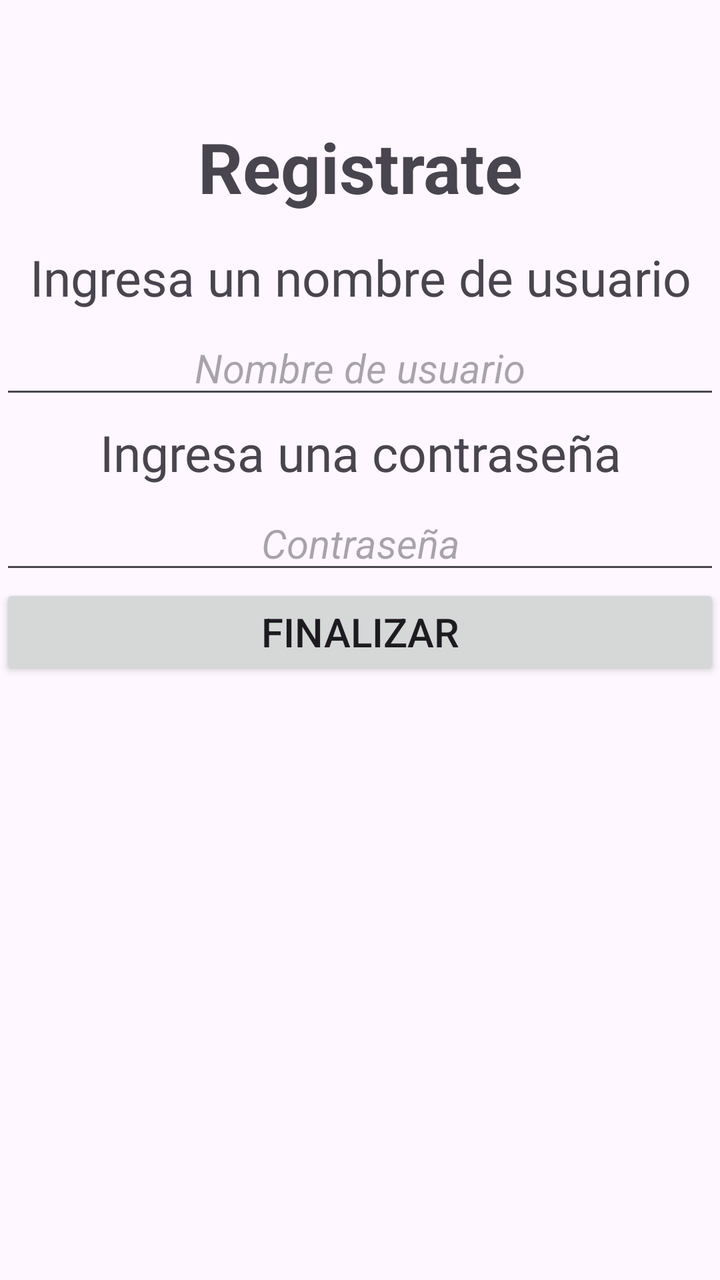
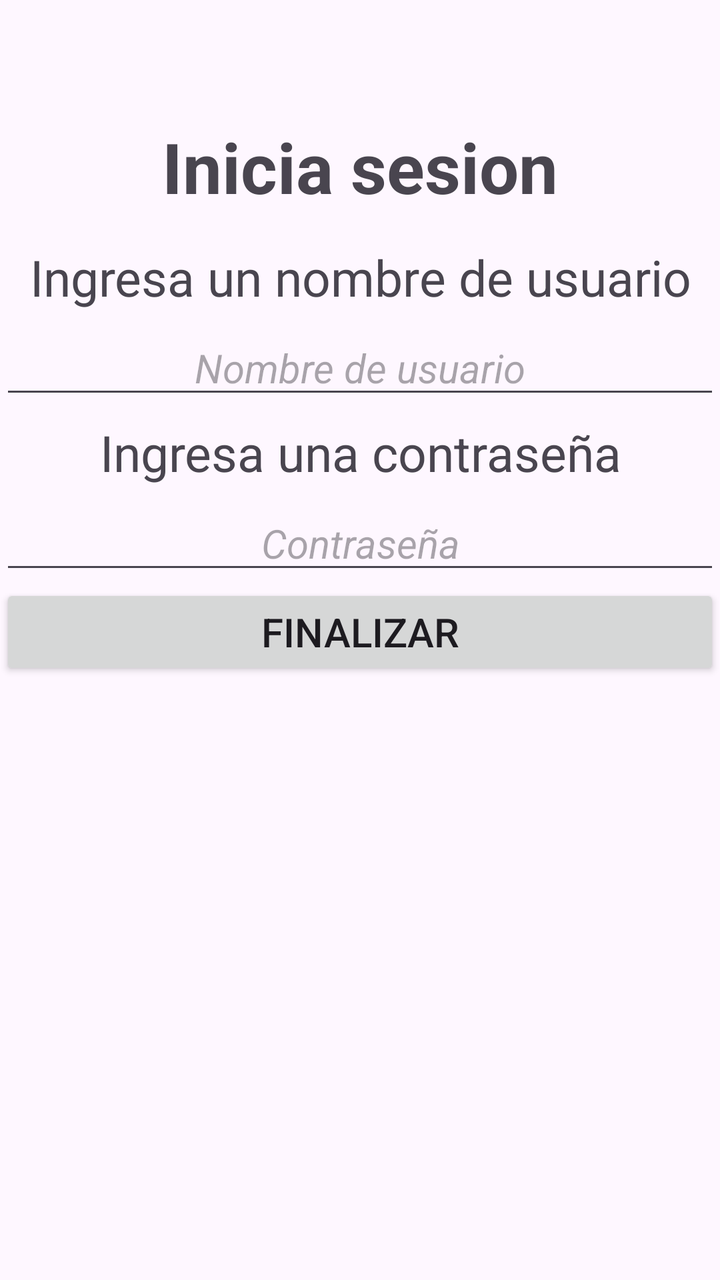

Before-and-after screenshots of an Android layout around one commit, followed by the original layout XML and the change that was made.
<!-- AndroidManifest.xml: application theme Theme.LevelUpDaily -->
<!-- res/layout/activity_login.xml -->
<?xml version="1.0" encoding="utf-8"?>

<androidx.constraintlayout.widget.ConstraintLayout xmlns:android="http://schemas.android.com/apk/res/android"
    android:layout_width="match_parent"
    android:layout_height="match_parent">

    <LinearLayout
        android:layout_width="match_parent"
        android:layout_height="match_parent"
        android:orientation="vertical">
        <Space
            android:layout_width="match_parent"
            android:layout_height="50sp" />

        <TextView
            android:id="@+id/textView"
            android:layout_width="match_parent"
            android:layout_height="wrap_content"
            android:gravity="center"
            android:padding="10sp"
            android:text="Registrate"
            android:textSize="35dp"
            android:textStyle="normal|bold" />

        <TextView
            android:id="@+id/textView2"
            android:layout_width="match_parent"
            android:layout_height="wrap_content"
            android:gravity="center"
            android:padding="5sp"
            android:text="Ingresa un nombre de usuario"
            android:textSize="25dp" />

        <EditText
            android:id="@+id/EditNombre"
            android:layout_width="match_parent"
            android:layout_height="wrap_content"
            android:ems="10"
            android:gravity="center"
            android:hint="Nombre de usuario"
            android:inputType="text"
            android:textSize="20dp"
            android:textStyle="normal|italic" />

        <TextView
            android:id="@+id/textView3"
            android:layout_width="match_parent"
            android:layout_height="wrap_content"
            android:gravity="center"
            android:padding="5sp"
            android:text="Ingresa una contraseña"
            android:textSize="25dp" />

        <EditText
            android:id="@+id/EditPassword"
            android:layout_width="match_parent"
            android:layout_height="wrap_content"
            android:ems="10"
            android:gravity="center"
            android:hint="Contraseña"
            android:inputType="textPassword"
            android:textSize="20dp"
            android:textStyle="normal|italic" />

        <Button
            android:id="@+id/btnLogin"
            android:layout_width="match_parent"
            android:layout_height="wrap_content"
            android:text="Finalizar"
            android:textSize="20dp" />
    </LinearLayout>

</androidx.constraintlayout.widget.ConstraintLayout>
<!-- resources referenced by this layout -->
<resources>
  <style name="Theme.LevelUpDaily" parent="Base.Theme.LevelUpDaily" />
  <style name="Base.Theme.LevelUpDaily" parent="Theme.Material3.DayNight.NoActionBar">
          
          
      </style>
</resources>

<!-- the commit's change to res/layout/activity_login.xml (unified diff, before → after) -->
@@ -18,7 +18,7 @@
             android:layout_height="wrap_content"
             android:gravity="center"
             android:padding="10sp"
-            android:text="Registrate"
+            android:text="Inicia sesion"
             android:textSize="35dp"
             android:textStyle="normal|bold" />
 
